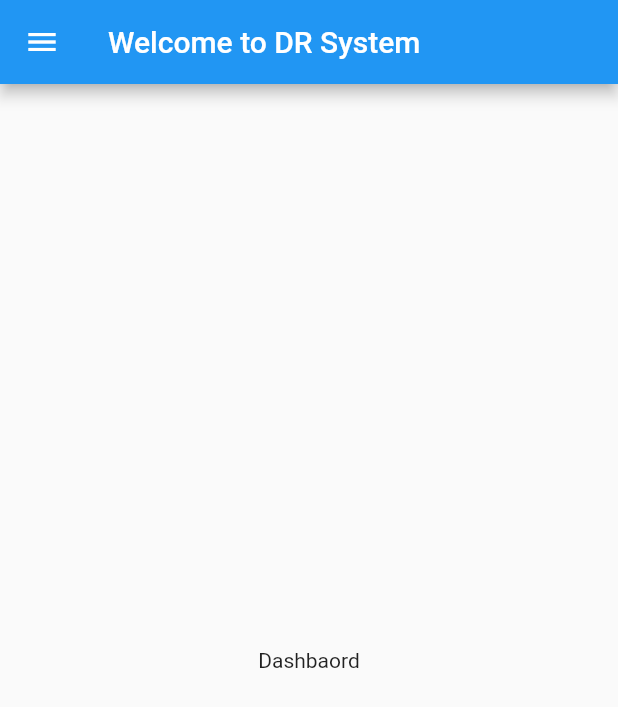
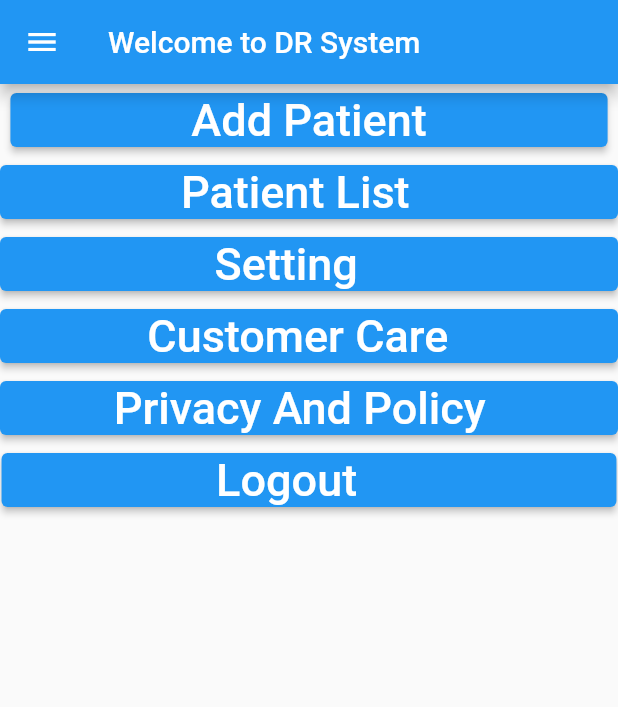
Before and after one commit to GolamMorshed/DR-system, a Flutter app: the Dashboard screen opened by its route, on a phone screen of 412 x 824 dp. Shown: the top 707 px of the screen. Run offline on Flutter 3.47's test engine with Material 2 defaults, Android fonts, the phone set to English and light mode, and no system bars.

Commit message:
add action listener

```diff
--- a/lib/main.dart
+++ b/lib/main.dart
@@ -14,7 +14,7 @@ import 'package:flutter/material.dart';
 void main() {
   runApp(MaterialApp(
     debugShowCheckedModeBanner: false,
-    initialRoute: "patients_list",
+    initialRoute: "login",
     routes: {
       'login': (context) =>  HomeScreen(),
       'registration': (context) =>  Registration(),
--- a/lib/screens/dashboard.dart
+++ b/lib/screens/dashboard.dart
@@ -38,15 +38,45 @@ class _DashboardState extends State<Dashboard> {
         title: Text('Welcome to DR System'),
       ),
       body: Container(
-        child: Center(
-          child: Text("Dashbaord"),
+        child: Column(
+          children: [
+            //padding: EdgeInsets.left(16.0),
+            Column(
+              children: [
+                ElevatedButton(onPressed: (){
+                  Navigator.pushNamed(context, 'add_patients');
+                }, child: Text("              Add Patient              ", style: TextStyle(fontSize: 30, color: Colors.white),)),
+                ElevatedButton(onPressed: (){
+                  Navigator.pushNamed(context, 'patients_list');
+                }, child: Text("              Patient List                      ",style: TextStyle(fontSize: 30, color: Colors.white))),
+                ElevatedButton(onPressed: (){
+                  Navigator.pushNamed(context, 'profile');
+                }, child: Text("                 Setting                            ",style: TextStyle(fontSize: 30, color: Colors.white))),
+                ElevatedButton(onPressed: (){
+                  Navigator.pushNamed(context, 'customer_care');
+                }, child: Text("           Customer Care               ",style: TextStyle(fontSize: 30, color: Colors.white))),
+                ElevatedButton(onPressed: (){
+                  Navigator.pushNamed(context, 'privacy_policy');
+                }, child: Text("        Privacy And Policy               ",style: TextStyle(fontSize: 30, color: Colors.white))),
+                ElevatedButton(onPressed: (){
+                  Navigator.pushNamed(context, 'login');
+                }, child: Text("                 Logout                     ",style: TextStyle(fontSize: 30, color: Colors.white))),
+              ],
+            ),
+          ],
         ),
       ),
+      // body: Container(
+      //   child: Center(
+      //     child: Text("Dashbaord"),
+      //   ),
+      // ),
       drawer: Drawer(
         child: SingleChildScrollView(
           child: Container(
             child: Column(
               children: [
+
                 MyHeaderDrawer(),
                 MyDrawerItems(),
               ],
--- a/lib/screens/patients_list.dart
+++ b/lib/screens/patients_list.dart
@@ -34,6 +34,10 @@ class _PatientsListState extends State<PatientsList> {
     return MaterialApp(
       home: Scaffold(
         appBar: AppBar(
+          leading: IconButton(icon: Icon(Icons.arrow_back),
+              onPressed: (){
+                Navigator.pushNamed(context, 'dashboard');
+          },),
           title: Text("List of Patients"),
         ),
         body: ListView.builder(
```
Also changed, not shown: lib/screens/customer_care.dart (+12 -3 lines), lib/screens/privacy_policy.dart (+11 -2 lines), lib/screens/profile.dart (+9 -2 lines).
